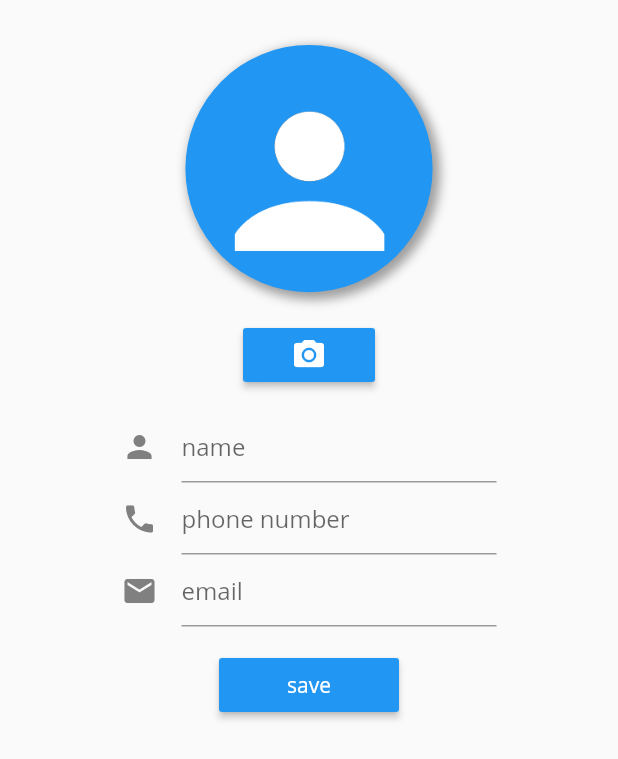
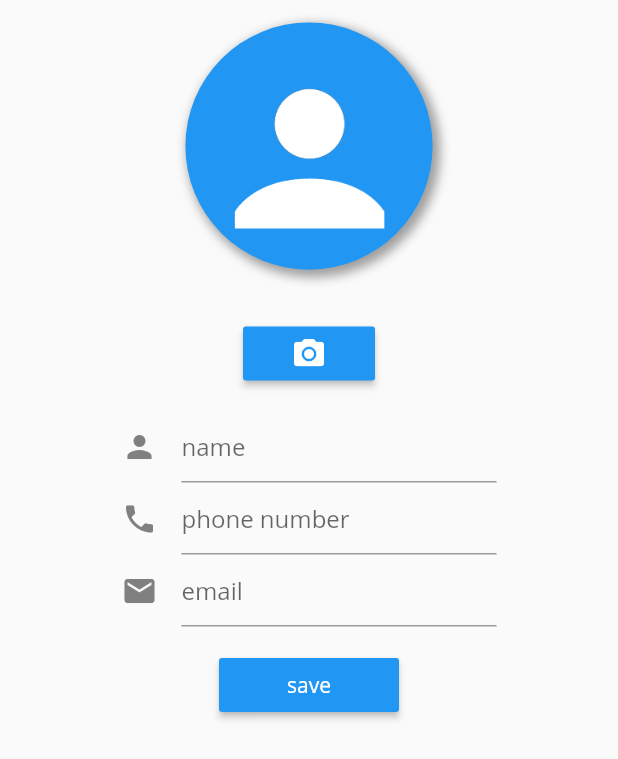
Before and after one commit to kevinrmendez/myContacts, a Flutter app: the ContactActivity screen opened directly, on a phone screen of 412 x 824 dp. Shown: the top 759 px of the screen. Run offline on Flutter 3.47's test engine with Material 2 defaults, Android fonts, the phone set to English and light mode, and no system bars; our stand-ins replace camera, charts_flutter, contacts_service, csv, flutter_local_notifications, font_awesome_flutter and 6 more; missing offline and left inert: admob_flutter, dart:ffi, flutter_email_sender, flutter_material_color_picker, scidart, strings and 1 more; accounts and stored records are empty; Roboto replaces fonts that are missing (Open Sans); statements that could not run were skipped.

Commit message:
layout change

```diff
--- a/lib/activity/contactActivity.dart
+++ b/lib/activity/contactActivity.dart
@@ -104,7 +104,7 @@ class ContactActivityState extends State<ContactActivity>
                   image: image,
                 ),
                 Positioned(
-                  bottom: 3,
+                  bottom: 4,
                   child: WidgetUtils.buildCamera(image, context, callback),
                 )
               ],
--- a/lib/components/contactEditForm.dart
+++ b/lib/components/contactEditForm.dart
@@ -753,7 +753,7 @@ class ContactEditFormState extends State<ContactEditForm>
                     ),
                   ),
                   Positioned(
-                      top: 25,
+                      top: 15,
                       left: -2,
                       child: IconButton(
                         icon: Icon(
@@ -768,9 +768,9 @@ class ContactEditFormState extends State<ContactEditForm>
                         },
                       )),
                   Positioned(
-                      bottom: -5,
+                      bottom: 4,
                       child: WidgetUtils.buildCamera(image, context, callback)),
-                  Positioned(top: 50, right: 20, child: _buildFavoriteIcon())
+                  Positioned(top: 15, right: 15, child: _buildFavoriteIcon())
                 ],
               ),
               // _buildPreviewText(),
--- a/lib/components/contactImage.dart
+++ b/lib/components/contactImage.dart
@@ -14,7 +14,7 @@ class ContactImage extends StatelessWidget {
     var containerWidth = MediaQuery.of(context).size.width;
     return Container(
       // color: Colors.pink,
-      padding: EdgeInsets.only(top: image == null || image == "" ? 30 : 0),
+      padding: EdgeInsets.only(top: image == null || image == "" ? 15 : 0),
       width: containerWidth,
       height: containerHeight,
       child: Stack(
```
